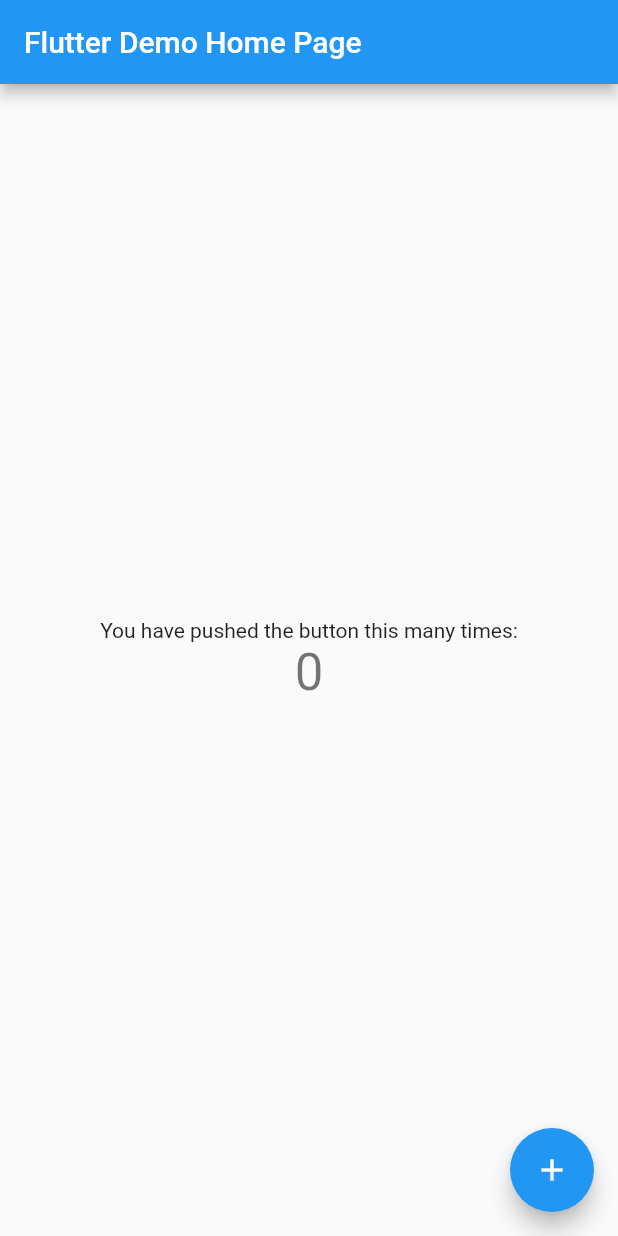
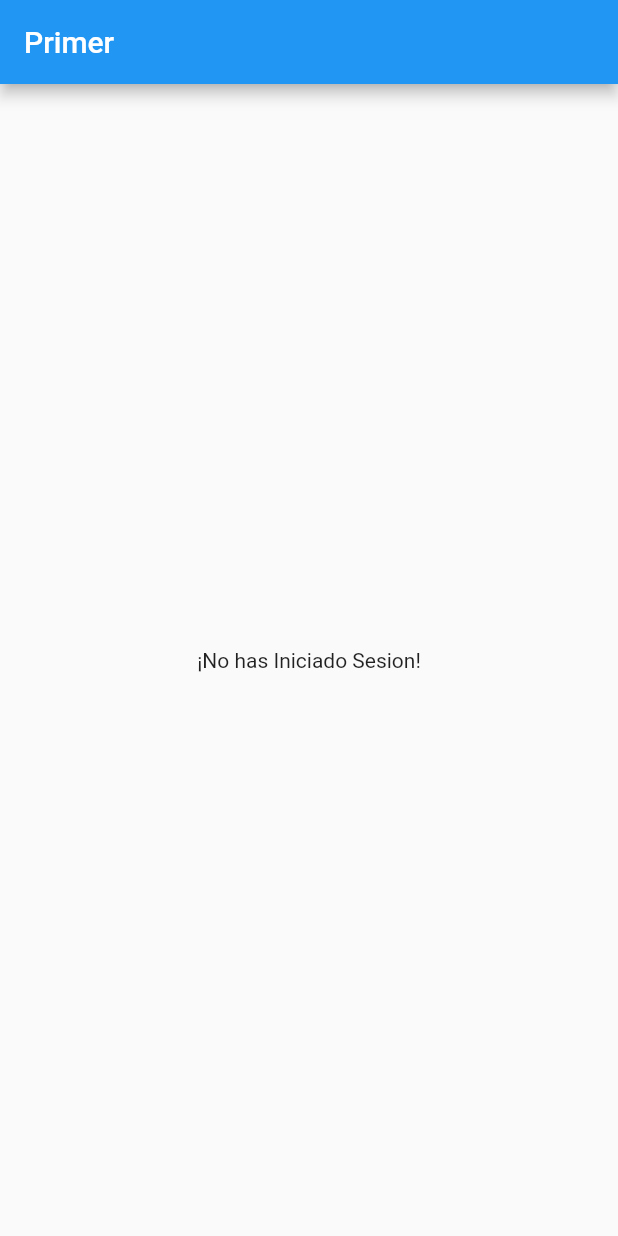
Before and after one commit to JoelGutierrezN/flutterCruz, a Flutter app: the screen it shows after launch, on a phone screen of 412 x 824 dp. Run offline on Flutter 3.47's test engine with Material 2 defaults, Android fonts, the phone set to English and light mode, and no system bars.

Commit message:
01 Introduccion

```diff
--- a/lib/main.dart
+++ b/lib/main.dart
@@ -5,25 +5,11 @@ void main() {
 }
 
 class MyApp extends StatelessWidget {
-  // This widget is the root of your application.
   @override
   Widget build(BuildContext context) {
     return MaterialApp(
       title: 'Flutter Demo',
       theme: ThemeData(
-        // This is the theme of your application.
-        //
-        // Try running your application with "flutter run". You'll see the
-        // application has a blue toolbar. Then, without quitting the app, try
-        // changing the primarySwatch below to Colors.green and then invoke
-        // "hot reload" (press "r" in the console where you ran "flutter run",
-        // or simply save your changes to "hot reload" in a Flutter IDE).
-        // Notice that the counter didn't reset back to zero; the application
-        // is not restarted.
-        primarySwatch: Colors.blue,
-        // This makes the visual density adapt to the platform that you run
-        // the app on. For desktop platforms, the controls will be smaller and
-        // closer together (more dense) than on mobile platforms.
         visualDensity: VisualDensity.adaptivePlatformDensity,
       ),
       home: MyHomePage(title: 'Flutter Demo Home Page'),
@@ -34,15 +20,6 @@ class MyApp extends StatelessWidget {
 class MyHomePage extends StatefulWidget {
   MyHomePage({Key key, this.title}) : super(key: key);
 
-  // This widget is the home page of your application. It is stateful, meaning
-  // that it has a State object (defined below) that contains fields that affect
-  // how it looks.
-
-  // This class is the configuration for the state. It holds the values (in this
-  // case the title) provided by the parent (in this case the App widget) and
-  // used by the build method of the State. Fields in a Widget subclass are
-  // always marked "final".
-
   final String title;
 
   @override
@@ -50,68 +27,16 @@ class MyHomePage extends StatefulWidget {
 }
 
 class _MyHomePageState extends State<MyHomePage> {
-  int _counter = 0;
-
-  void _incrementCounter() {
-    setState(() {
-      // This call to setState tells the Flutter framework that something has
-      // changed in this State, which causes it to rerun the build method below
-      // so that the display can reflect the updated values. If we changed
-      // _counter without calling setState(), then the build method would not be
-      // called again, and so nothing would appear to happen.
-      _counter++;
-    });
-  }
 
   @override
   Widget build(BuildContext context) {
-    // This method is rerun every time setState is called, for instance as done
-    // by the _incrementCounter method above.
-    //
-    // The Flutter framework has been optimized to make rerunning build methods
-    // fast, so that you can just rebuild anything that needs updating rather
-    // than having to individually change instances of widgets.
     return Scaffold(
       appBar: AppBar(
-        // Here we take the value from the MyHomePage object that was created by
-        // the App.build method, and use it to set our appbar title.
-        title: Text(widget.title),
+        title: Text('Primer'),
       ),
       body: Center(
-        // Center is a layout widget. It takes a single child and positions it
-        // in the middle of the parent.
-        child: Column(
-          // Column is also a layout widget. It takes a list of children and
-          // arranges them vertically. By default, it sizes itself to fit its
-          // children horizontally, and tries to be as tall as its parent.
-          //
-          // Invoke "debug painting" (press "p" in the console, choose the
-          // "Toggle Debug Paint" action from the Flutter Inspector in Android
-          // Studio, or the "Toggle Debug Paint" command in Visual Studio Code)
-          // to see the wireframe for each widget.
-          //
-          // Column has various properties to control how it sizes itself and
-          // how it positions its children. Here we use mainAxisAlignment to
-          // center the children vertically; the main axis here is the vertical
-          // axis because Columns are vertical (the cross axis would be
-          // horizontal).
-          mainAxisAlignment: MainAxisAlignment.center,
-          children: <Widget>[
-            Text(
-              'You have pushed the button this many times:',
-            ),
-            Text(
-              '$_counter',
-              style: Theme.of(context).textTheme.headline4,
-            ),
-          ],
-        ),
+        child: Text('¡No has Iniciado Sesion!'),
       ),
-      floatingActionButton: FloatingActionButton(
-        onPressed: _incrementCounter,
-        tooltip: 'Increment',
-        child: Icon(Icons.add),
-      ), // This trailing comma makes auto-formatting nicer for build methods.
     );
   }
 }
```
